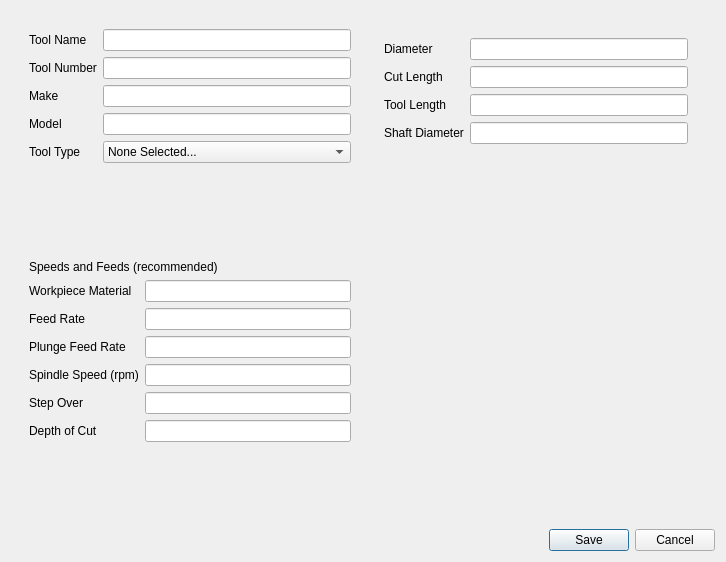
Qt form buildbotics/resources/ui/tool.ui (DougCoffland/FreeCADGCodeWB) before a commit.
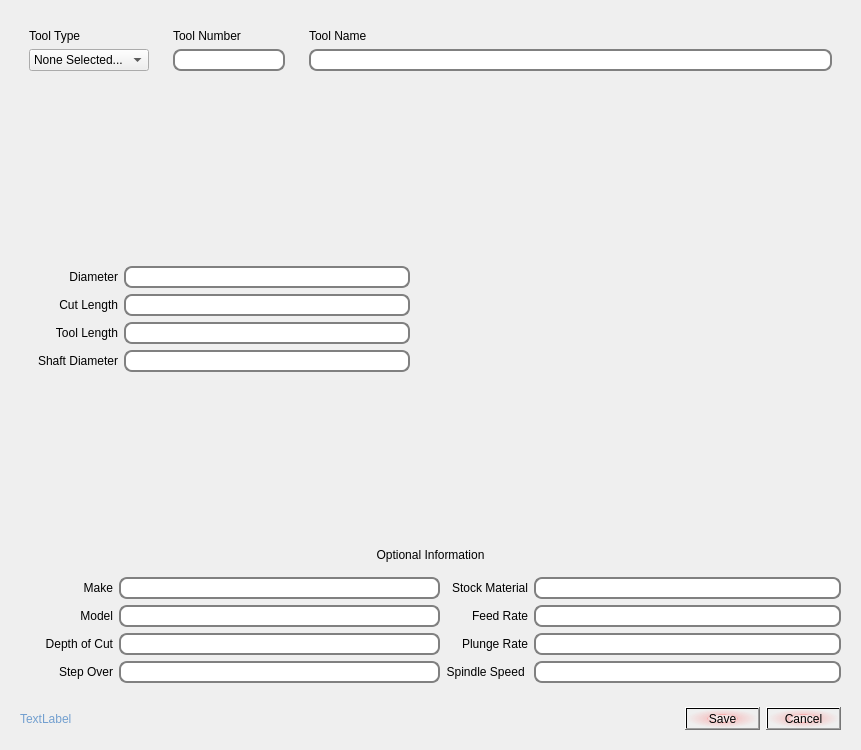
The same form after that commit. The open tabs and pages were chosen to show the change.

Commit message: now able to accurately store and retrieve properties to/from FreeCAD system. Updated look and feel of toolGUI

Patch:
```diff
--- a/buildbotics/resources/ui/tool.ui
+++ b/buildbotics/resources/ui/tool.ui
@@ -9,8 +9,8 @@
    <rect>
     <x>0</x>
     <y>0</y>
-    <width>726</width>
-    <height>562</height>
+    <width>861</width>
+    <height>750</height>
    </rect>
   </property>
   <property name="sizePolicy">
@@ -19,6 +19,12 @@
     <verstretch>0</verstretch>
    </sizepolicy>
   </property>
+  <property name="minimumSize">
+   <size>
+    <width>0</width>
+    <height>0</height>
+   </size>
+  </property>
   <property name="maximumSize">
    <size>
     <width>2000</width>
@@ -34,48 +40,49 @@
   <property name="windowTitle">
    <string>Define Tool</string>
   </property>
-  <layout class="QVBoxLayout" name="verticalLayout_4">
+  <property name="styleSheet">
+   <string notr="true">font: 75 italic 16pt &quot;Gentium&quot;;
+selection-background-color: rgb(255, 255, 255);
+background-color: rgb(249, 235, 192);
+QlineEdit {background-color: 'white'};
+</string>
+  </property>
+  <layout class="QVBoxLayout" name="verticalLayout_6">
    <item>
-    <widget class="QFrame" name="frame_4">
+    <widget class="QFrame" name="frame_8">
+     <property name="styleSheet">
+      <string notr="true">QLineEdit {
+padding: 1px;
+border-style: solid;
+border: 2px solid gray;
+border-radius: 8px;
+background-color: 'white';
+}</string>
+     </property>
      <property name="frameShape">
       <enum>QFrame::NoFrame</enum>
      </property>
      <property name="frameShadow">
       <enum>QFrame::Plain</enum>
      </property>
-     <layout class="QHBoxLayout" name="horizontalLayout_5">
+     <layout class="QHBoxLayout" name="horizontalLayout_7">
       <item>
-       <widget class="QFrame" name="frame_2">
+       <widget class="QFrame" name="frame_5">
         <property name="frameShape">
          <enum>QFrame::NoFrame</enum>
         </property>
         <property name="frameShadow">
          <enum>QFrame::Plain</enum>
         </property>
-        <layout class="QVBoxLayout" name="verticalLayout_2">
+        <layout class="QVBoxLayout" name="verticalLayout">
          <item>
-          <layout class="QFormLayout" name="formLayout">
-           <item row="0" column="1">
-            <widget class="QLineEdit" name="nameEdit"/>
-           </item>
-           <item row="1" column="0">
-            <widget class="QLabel" name="label_2">
-             <property name="text">
-              <string>Tool Number</string>
-             </property>
-            </widget>
-           </item>
-           <item row="1" column="1">
-            <widget class="QLineEdit" name="numberEdit"/>
-           </item>
-           <item row="4" column="0">
             <widget class="QLabel" name="label_3">
              <property name="text">
               <string>Tool Type</string>
              </property>
             </widget>
            </item>
-           <item row="4" column="1">
+         <item>
             <widget class="QComboBox" name="toolTypeCB">
              <item>
               <property name="text">
@@ -109,115 +116,92 @@
              </item>
             </widget>
            </item>
-           <item row="0" column="0">
+        </layout>
+       </widget>
+      </item>
+      <item>
+       <widget class="QFrame" name="frame_6">
+        <property name="sizePolicy">
+         <sizepolicy hsizetype="Maximum" vsizetype="Preferred">
+          <horstretch>0</horstretch>
+          <verstretch>0</verstretch>
+         </sizepolicy>
+        </property>
+        <property name="frameShape">
+         <enum>QFrame::NoFrame</enum>
+        </property>
+        <property name="frameShadow">
+         <enum>QFrame::Plain</enum>
+        </property>
+        <layout class="QVBoxLayout" name="verticalLayout_4">
+         <item>
+          <widget class="QLabel" name="numberLabel">
+           <property name="text">
+            <string>Tool Number</string>
+           </property>
+          </widget>
+         </item>
+         <item>
+          <widget class="QLineEdit" name="numberEdit"/>
+         </item>
+        </layout>
+       </widget>
+      </item>
+      <item>
+       <widget class="QFrame" name="frame_7">
+        <property name="sizePolicy">
+         <sizepolicy hsizetype="Expanding" vsizetype="Preferred">
+          <horstretch>0</horstretch>
+          <verstretch>0</verstretch>
+         </sizepolicy>
+        </property>
+        <property name="frameShape">
+         <enum>QFrame::NoFrame</enum>
+        </property>
+        <property name="frameShadow">
+         <enum>QFrame::Plain</enum>
+        </property>
+        <layout class="QVBoxLayout" name="verticalLayout_5">
+         <item>
             <widget class="QLabel" name="label">
              <property name="text">
               <string>Tool Name</string>
              </property>
             </widget>
            </item>
-           <item row="2" column="0">
-            <widget class="QLabel" name="label_31">
-             <property name="text">
-              <string>Make</string>
-             </property>
-            </widget>
-           </item>
-           <item row="2" column="1">
-            <widget class="QLineEdit" name="makeEdit"/>
-           </item>
-           <item row="3" column="0">
-            <widget class="QLabel" name="label_32">
-             <property name="text">
-              <string>Model</string>
-             </property>
-            </widget>
-           </item>
-           <item row="3" column="1">
-            <widget class="QLineEdit" name="modelEdit"/>
-           </item>
-          </layout>
+         <item>
+          <widget class="QLineEdit" name="nameEdit"/>
+         </item>
+        </layout>
+       </widget>
+      </item>
+     </layout>
+    </widget>
          </item>
          <item>
-          <widget class="QLabel" name="label_10">
+    <widget class="QFrame" name="frame">
            <property name="sizePolicy">
-            <sizepolicy hsizetype="Preferred" vsizetype="Fixed">
+      <sizepolicy hsizetype="Preferred" vsizetype="Expanding">
              <horstretch>0</horstretch>
              <verstretch>0</verstretch>
             </sizepolicy>
            </property>
-           <property name="text">
-            <string>Speeds and Feeds (recommended)</string>
-           </property>
-          </widget>
-         </item>
-         <item>
-          <layout class="QFormLayout" name="formLayout_2">
-           <item row="3" column="0">
-            <widget class="QLabel" name="plungeRateL">
-             <property name="text">
-              <string>Plunge Feed Rate</string>
-             </property>
-            </widget>
-           </item>
-           <item row="3" column="1">
-            <widget class="QLineEdit" name="plungeRateEdit"/>
-           </item>
-           <item row="4" column="0">
-            <widget class="QLabel" name="label_6">
-             <property name="text">
-              <string>Spindle Speed (rpm)</string>
-             </property>
-            </widget>
-           </item>
-           <item row="4" column="1">
-            <widget class="QLineEdit" name="spindleSpeedEdit"/>
-           </item>
-           <item row="5" column="0">
-            <widget class="QLabel" name="stepOverL">
-             <property name="text">
-              <string>Step Over</string>
-             </property>
-            </widget>
-           </item>
-           <item row="5" column="1">
-            <widget class="QLineEdit" name="stepOverEdit"/>
-           </item>
-           <item row="6" column="0">
-            <widget class="QLabel" name="docL">
-             <property name="text">
-              <string>Depth of Cut</string>
-             </property>
-            </widget>
-           </item>
-           <item row="6" column="1">
-            <widget class="QLineEdit" name="depthOfCutEdit"/>
-           </item>
-           <item row="2" column="0">
-            <widget class="QLabel" name="feedRateL">
-             <property name="text">
-              <string>Feed Rate</string>
-             </property>
-            </widget>
-           </item>
-           <item row="2" column="1">
-            <widget class="QLineEdit" name="feedRateEdit"/>
-           </item>
-           <item row="1" column="0">
-            <widget class="QLabel" name="label_33">
-             <property name="text">
-              <string>Workpiece Material</string>
-             </property>
-            </widget>
-           </item>
-           <item row="1" column="1">
-            <widget class="QLineEdit" name="materialEdit"/>
-           </item>
-          </layout>
-         </item>
-        </layout>
-       </widget>
-      </item>
+     <property name="styleSheet">
+      <string notr="true">QLineEdit {
+padding: 1px;
+border-style: solid;
+border: 2px solid gray;
+border-radius: 8px;
+background-color: 'white';
+}</string>
+     </property>
+     <property name="frameShape">
+      <enum>QFrame::NoFrame</enum>
+     </property>
+     <property name="frameShadow">
+      <enum>QFrame::Plain</enum>
+     </property>
+     <layout class="QHBoxLayout" name="horizontalLayout_8">
       <item>
        <widget class="QFrame" name="frame_3">
         <property name="frameShape">
@@ -243,11 +227,20 @@
             <layout class="QHBoxLayout" name="horizontalLayout_6">
              <item>
               <layout class="QFormLayout" name="straightToolForm">
+               <property name="labelAlignment">
+                <set>Qt::AlignRight|Qt::AlignTrailing|Qt::AlignVCenter</set>
+               </property>
+               <property name="formAlignment">
+                <set>Qt::AlignLeading|Qt::AlignLeft|Qt::AlignVCenter</set>
+               </property>
                <item row="0" column="0">
                 <widget class="QLabel" name="straightDiameterL">
                  <property name="text">
                   <string>Diameter</string>
                  </property>
+                 <property name="alignment">
+                  <set>Qt::AlignRight|Qt::AlignTrailing|Qt::AlignVCenter</set>
+                 </property>
                 </widget>
                </item>
                <item row="0" column="1">
@@ -258,6 +251,9 @@
                  <property name="text">
                   <string>Cut Length</string>
                  </property>
+                 <property name="alignment">
+                  <set>Qt::AlignRight|Qt::AlignTrailing|Qt::AlignVCenter</set>
+                 </property>
                 </widget>
                </item>
                <item row="1" column="1">
@@ -268,6 +264,9 @@
                  <property name="text">
                   <string>Tool Length</string>
                  </property>
+                 <property name="alignment">
+                  <set>Qt::AlignRight|Qt::AlignTrailing|Qt::AlignVCenter</set>
+                 </property>
                 </widget>
                </item>
                <item row="2" column="1">
@@ -278,6 +277,9 @@
                  <property name="text">
                   <string>Shaft Diameter</string>
                  </property>
+                 <property name="alignment">
+                  <set>Qt::AlignRight|Qt::AlignTrailing|Qt::AlignVCenter</set>
+                 </property>
                 </widget>
                </item>
                <item row="3" column="1">
@@ -492,10 +494,13 @@
            <widget class="QWidget" name="page_2"/>
           </widget>
          </item>
+        </layout>
+       </widget>
+      </item>
          <item>
           <widget class="QLabel" name="imageLabel">
            <property name="sizePolicy">
-            <sizepolicy hsizetype="Preferred" vsizetype="Preferred">
+         <sizepolicy hsizetype="Expanding" vsizetype="Preferred">
              <horstretch>0</horstretch>
              <verstretch>0</verstretch>
             </sizepolicy>
@@ -503,32 +508,204 @@
            <property name="text">
             <string/>
            </property>
+        <property name="alignment">
+         <set>Qt::AlignCenter</set>
+        </property>
+       </widget>
+      </item>
+     </layout>
           </widget>
          </item>
          <item>
-          <widget class="QFrame" name="frame">
+    <widget class="QLabel" name="label_10">
            <property name="sizePolicy">
-            <sizepolicy hsizetype="Preferred" vsizetype="Expanding">
+      <sizepolicy hsizetype="Preferred" vsizetype="Fixed">
              <horstretch>0</horstretch>
              <verstretch>0</verstretch>
             </sizepolicy>
            </property>
+     <property name="text">
+      <string>Optional Information</string>
+     </property>
+     <property name="alignment">
+      <set>Qt::AlignCenter</set>
+     </property>
+    </widget>
+   </item>
+   <item>
+    <widget class="QFrame" name="frame_4">
+     <property name="styleSheet">
+      <string notr="true">QLineEdit {
+padding: 1px;
+border-style: solid;
+border: 2px solid gray;
+border-radius: 8px;
+background-color: 'white';
+}</string>
+     </property>
            <property name="frameShape">
             <enum>QFrame::NoFrame</enum>
            </property>
            <property name="frameShadow">
             <enum>QFrame::Plain</enum>
            </property>
-          </widget>
-         </item>
-        </layout>
-       </widget>
-      </item>
-     </layout>
+     <layout class="QHBoxLayout" name="horizontalLayout_5">
+      <item>
+       <widget class="QFrame" name="frame_2">
+        <property name="frameShape">
+         <enum>QFrame::NoFrame</enum>
+        </property>
+        <property name="frameShadow">
+         <enum>QFrame::Plain</enum>
+        </property>
+        <layout class="QVBoxLayout" name="verticalLayout_2"/>
+       </widget>
+      </item>
+      <item>
+       <layout class="QFormLayout" name="formLayout_4">
+        <property name="labelAlignment">
+         <set>Qt::AlignRight|Qt::AlignTrailing|Qt::AlignVCenter</set>
+        </property>
+        <item row="0" column="0">
+         <widget class="QLabel" name="label_31">
+          <property name="text">
+           <string>Make</string>
+          </property>
+          <property name="alignment">
+           <set>Qt::AlignRight|Qt::AlignTrailing|Qt::AlignVCenter</set>
+          </property>
+         </widget>
+        </item>
+        <item row="0" column="1">
+         <widget class="QLineEdit" name="makeEdit"/>
+        </item>
+        <item row="1" column="0">
+         <widget class="QLabel" name="label_32">
+          <property name="text">
+           <string>Model</string>
+          </property>
+          <property name="alignment">
+           <set>Qt::AlignRight|Qt::AlignTrailing|Qt::AlignVCenter</set>
+          </property>
+         </widget>
+        </item>
+        <item row="1" column="1">
+         <widget class="QLineEdit" name="modelEdit"/>
+        </item>
+        <item row="4" column="0">
+         <widget class="QLabel" name="stepOverL">
+          <property name="text">
+           <string>Step Over</string>
+          </property>
+          <property name="alignment">
+           <set>Qt::AlignRight|Qt::AlignTrailing|Qt::AlignVCenter</set>
+          </property>
+         </widget>
+        </item>
+        <item row="4" column="1">
+         <widget class="QLineEdit" name="stepOverEdit"/>
+        </item>
+        <item row="3" column="0">
+         <widget class="QLabel" name="docL">
+          <property name="text">
+           <string>Depth of Cut</string>
+          </property>
+          <property name="alignment">
+           <set>Qt::AlignRight|Qt::AlignTrailing|Qt::AlignVCenter</set>
+          </property>
+         </widget>
+        </item>
+        <item row="3" column="1">
+         <widget class="QLineEdit" name="depthOfCutEdit"/>
+        </item>
+       </layout>
+      </item>
+      <item>
+       <layout class="QFormLayout" name="formLayout_2">
+        <property name="labelAlignment">
+         <set>Qt::AlignRight|Qt::AlignTrailing|Qt::AlignVCenter</set>
+        </property>
+        <item row="4" column="0">
+         <widget class="QLabel" name="plungeRateL">
+          <property name="text">
+           <string>Plunge Rate</string>
+          </property>
+          <property name="alignment">
+           <set>Qt::AlignRight|Qt::AlignTrailing|Qt::AlignVCenter</set>
+          </property>
+         </widget>
+        </item>
+        <item row="4" column="1">
+         <widget class="QLineEdit" name="plungeRateEdit"/>
+        </item>
+        <item row="5" column="0">
+         <widget class="QLabel" name="spindleSpeedLabel">
+          <property name="text">
+           <string>Spindle Speed </string>
+          </property>
+          <property name="alignment">
+           <set>Qt::AlignRight|Qt::AlignTrailing|Qt::AlignVCenter</set>
+          </property>
+         </widget>
+        </item>
+        <item row="5" column="1">
+         <widget class="QLineEdit" name="spindleSpeedEdit"/>
+        </item>
+        <item row="3" column="0">
+         <widget class="QLabel" name="feedRateL">
+          <property name="text">
+           <string>Feed Rate</string>
+          </property>
+          <property name="alignment">
+           <set>Qt::AlignRight|Qt::AlignTrailing|Qt::AlignVCenter</set>
+          </property>
+         </widget>
+        </item>
+        <item row="3" column="1">
+         <widget class="QLineEdit" name="feedRateEdit"/>
+        </item>
+        <item row="2" column="0">
+         <widget class="QLabel" name="label_33">
+          <property name="text">
+           <string>Stock Material</string>
+          </property>
+          <property name="alignment">
+           <set>Qt::AlignRight|Qt::AlignTrailing|Qt::AlignVCenter</set>
+          </property>
+         </widget>
+        </item>
+        <item row="2" column="1">
+         <widget class="QLineEdit" name="materialEdit"/>
+        </item>
+       </layout>
+      </item>
+     </layout>
+    </widget>
+   </item>
+   <item>
+    <widget class="QFrame" name="frame_9">
+     <property name="frameShape">
+      <enum>QFrame::NoFrame</enum>
+     </property>
+     <property name="frameShadow">
+      <enum>QFrame::Plain</enum>
+     </property>
+     <layout class="QHBoxLayout" name="horizontalLayout_9">
+      <item>
+       <widget class="QLabel" name="unitsLabel">
+        <property name="styleSheet">
+         <string notr="true">color: rgb(114, 159, 207);</string>
+        </property>
+        <property name="text">
+         <string>TextLabel</string>
+        </property>
     </widget>
    </item>
    <item>
     <widget class="QDialogButtonBox" name="buttonBox">
+        <property name="styleSheet">
+         <string notr="true">background-color: qradialgradient(spread:pad, cx:0.5, cy:0.5, radius:0.5, fx:0.5, fy:0.5, stop:0 rgba(255, 235, 235, 206), stop:0.35 rgba(255, 188, 188, 80), stop:0.4 rgba(255, 162, 162, 80), stop:0.425 rgba(255, 132, 132, 156), stop:0.44 rgba(252, 128, 128, 80), stop:1 rgba(255, 255, 255, 0));</string>
+        </property>
      <property name="standardButtons">
       <set>QDialogButtonBox::Cancel|QDialogButtonBox::Save</set>
      </property>
@@ -536,6 +713,9 @@
    </item>
   </layout>
  </widget>
+   </item>
+  </layout>
+ </widget>
  <tabstops>
   <tabstop>nameEdit</tabstop>
   <tabstop>numberEdit</tabstop>
```
Left out of the diff: 56 changed lines with no effect on the pictures. Lines whose indentation alone changed are shown as unchanged. The commit also changes 4 other files.
